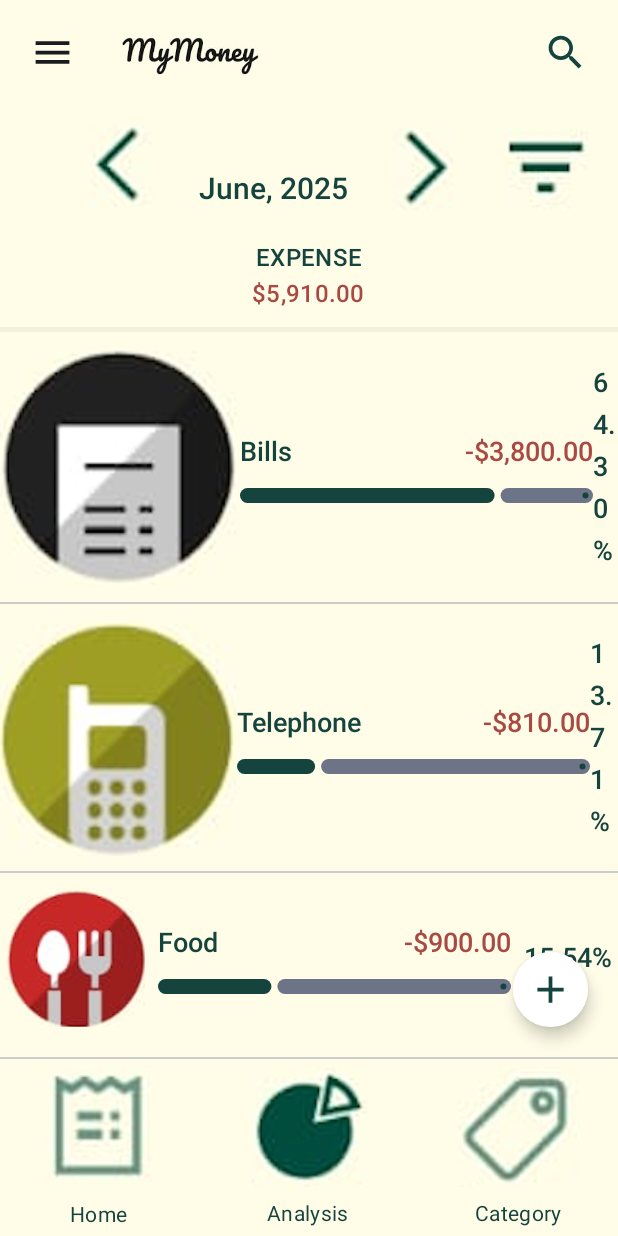
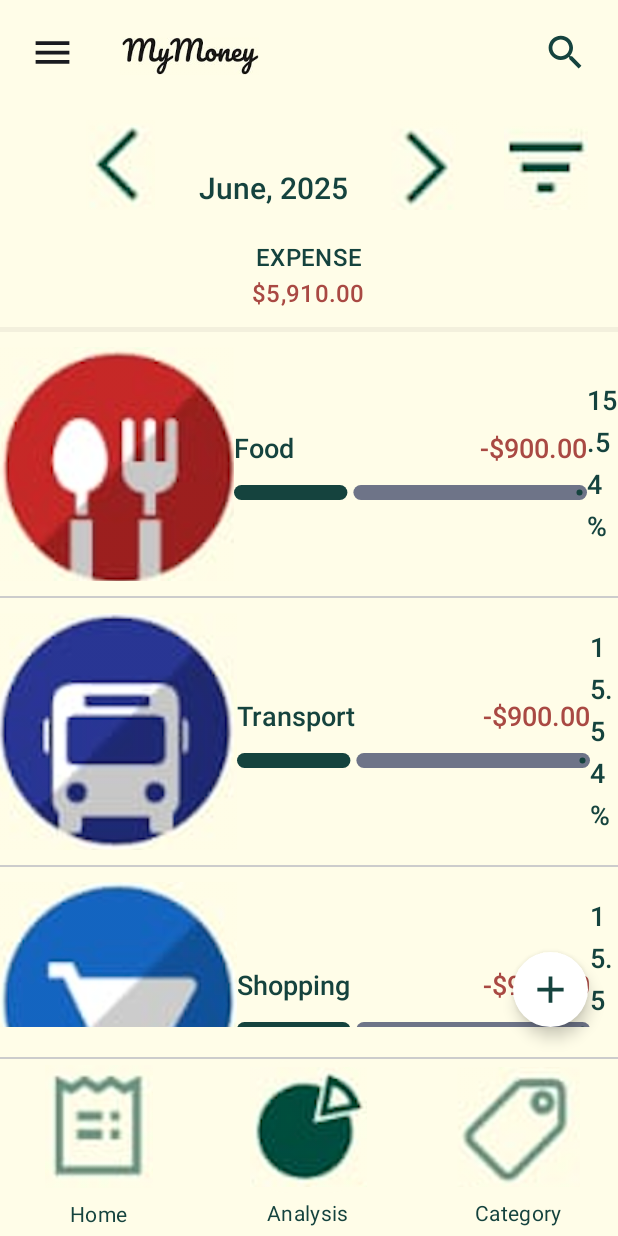
Before and after one commit to aminakhtar5595/SubTrackr, an Android app built with Jetpack Compose: the AnalysisScreen screen opened through its navigation route, item 2 of the bottom bar chosen, on a phone screen of 412 x 824 dp. Run offline under Robolectric (Android 15) with nearby library versions, the phone set to English and light mode, and no system bars.

Commit message:
Displayed categories in analytics screen

```diff
--- a/app/src/main/java/com/example/subtrackr/ui/screens/analysis/AnalysisScreen.kt
+++ b/app/src/main/java/com/example/subtrackr/ui/screens/analysis/AnalysisScreen.kt
@@ -1,5 +1,6 @@
 package com.example.subtrackr.ui.screens.analysis
 
+import android.util.Log
 import androidx.compose.foundation.Image
 import androidx.compose.foundation.background
 import androidx.compose.foundation.clickable
@@ -13,6 +14,8 @@ import androidx.compose.foundation.layout.fillMaxWidth
 import androidx.compose.foundation.layout.height
 import androidx.compose.foundation.layout.padding
 import androidx.compose.foundation.layout.width
+import androidx.compose.foundation.rememberScrollState
+import androidx.compose.foundation.verticalScroll
 import androidx.compose.material3.Divider
 import androidx.compose.material3.LinearProgressIndicator
 import androidx.compose.material3.MaterialTheme
@@ -20,17 +23,21 @@ import androidx.compose.material3.Text
 import androidx.compose.runtime.Composable
 import androidx.compose.runtime.getValue
 import androidx.compose.runtime.mutableStateOf
+import androidx.compose.runtime.produceState
 import androidx.compose.runtime.remember
 import androidx.compose.runtime.setValue
 import androidx.compose.ui.Alignment
 import androidx.compose.ui.Modifier
 import androidx.compose.ui.graphics.Color
+import androidx.compose.ui.platform.LocalContext
 import androidx.compose.ui.res.painterResource
 import androidx.compose.ui.text.font.FontWeight
 import androidx.compose.ui.unit.dp
 import androidx.compose.ui.unit.sp
 import androidx.navigation.NavController
-import com.example.subtrackr.R
+import com.example.subtrackr.data.local.ExpenseDataStoreManager
+import com.example.subtrackr.data.local.ExpenseStorage
+import com.example.subtrackr.data.model.Category
 import com.example.subtrackr.ui.components.FloatingButton
 import com.example.subtrackr.ui.components.Header
 import com.example.subtrackr.ui.theme.LightBackground
@@ -41,6 +48,16 @@ import com.example.subtrackr.ui.theme.PrimaryRed
 @Composable
 fun AnalysisScreen(navController: NavController) {
     var progress by remember { mutableStateOf(0.2f) }
+    val context = LocalContext.current
+    val expenseManager = remember { ExpenseDataStoreManager(context) }
+    val expenseCategories by produceState(initialValue = emptyList<Category>()) {
+        value = expenseManager.getExpenseCategories()
+    }
+    val scrollState = rememberScrollState()
+    var expenses by remember { mutableStateOf(ExpenseStorage.getExpenses(context)) }
+
+    Log.d("AnalyticsScreen", "Categories: $expenseCategories")
+    Log.d("AnalyticsScreen", "Expenses: $expenses")
 
     Box(modifier = Modifier
         .fillMaxSize()
@@ -49,7 +66,8 @@ fun AnalysisScreen(navController: NavController) {
         Column(
             modifier = Modifier
                 .fillMaxSize()
-                .padding(vertical = 20.dp),
+                .padding(vertical = 20.dp)
+                .verticalScroll(scrollState),
         ) {
 
             // First main section
@@ -58,31 +76,9 @@ fun AnalysisScreen(navController: NavController) {
             Divider(color = LightGray, thickness = 3.dp)
 
             // Second main section
-            ExpenseItem(
-                iconRes = R.drawable.bills_icon,
-                label = "Bills",
-                amount = "-$3,800.00",
-                progress = 0.7f,
-                percentage = "64.30%",
-                onClick = { navController.navigate("category_details") }
-            )
-
-            ExpenseItem(
-                iconRes = R.drawable.telephone_icon,
-                label = "Telephone",
-                amount = "-$810.00",
-                progress = 0.2f,
-                percentage = "13.71%",
-                onClick = { navController.navigate("category_details") }
-            )
-
-            ExpenseItem(
-                iconRes = R.drawable.food_icon,
-                label = "Food",
-                amount = "-$900.00",
-                progress = 0.3f,
-                percentage = "15.54%",
-                onClick = { navController.navigate("category_details") }
+            CategoryAmountSection(
+                categories = expenseCategories,
+                navController = navController
             )
         }
 
@@ -96,6 +92,20 @@ fun AnalysisScreen(navController: NavController) {
                 navController.navigate("expense_screen?expenseId=null")
             })
         }
+    }
+}
+
+@Composable
+fun CategoryAmountSection(categories: List<Category>, navController: NavController) {
+    categories.forEach { category ->
+        ExpenseItem(
+            iconRes = category.icon,
+            label = category.name,
+            amount = "-$900.00",
+            progress = 0.3f,
+            percentage = "15.54%",
+            onClick = { navController.navigate("category_details") }
+        )
     }
 }
 
```
